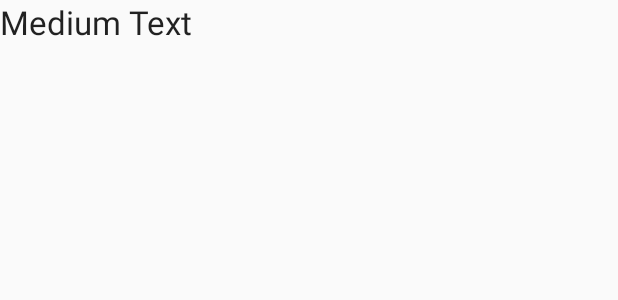
After one commit to gdgistanbul/android-study-jam-sunshine, an Android app: the layout list_item_forecast.xml on its own in the app's theme, with its tools: preview values and no code run, on a phone screen of 412 x 824 dp. The commit adds this screen. Shown: the top 300 px of the screen. Run offline under Robolectric (Android 15) with nearby library versions, the phone set to English and light mode, and no system bars.

Commit message:
update on layouts

```diff
--- /dev/null
+++ b/app/src/main/res/layout/list_item_forecast.xml
@@ -0,0 +1,12 @@
+<?xml version="1.0" encoding="utf-8"?>
+<LinearLayout xmlns:android="http://schemas.android.com/apk/res/android"
+              android:orientation="vertical" android:layout_width="match_parent"
+              android:layout_height="match_parent">
+
+    <TextView
+        android:layout_width="wrap_content"
+        android:layout_height="wrap_content"
+        android:textAppearance="?android:attr/textAppearanceLarge"
+        android:text="Medium Text"
+        android:id="@+id/list_item_forecast_textview" />
+</LinearLayout>
```
Also changed, not shown: app/src/main/res/layout/fragment_main.xml (+12 -15 lines).
